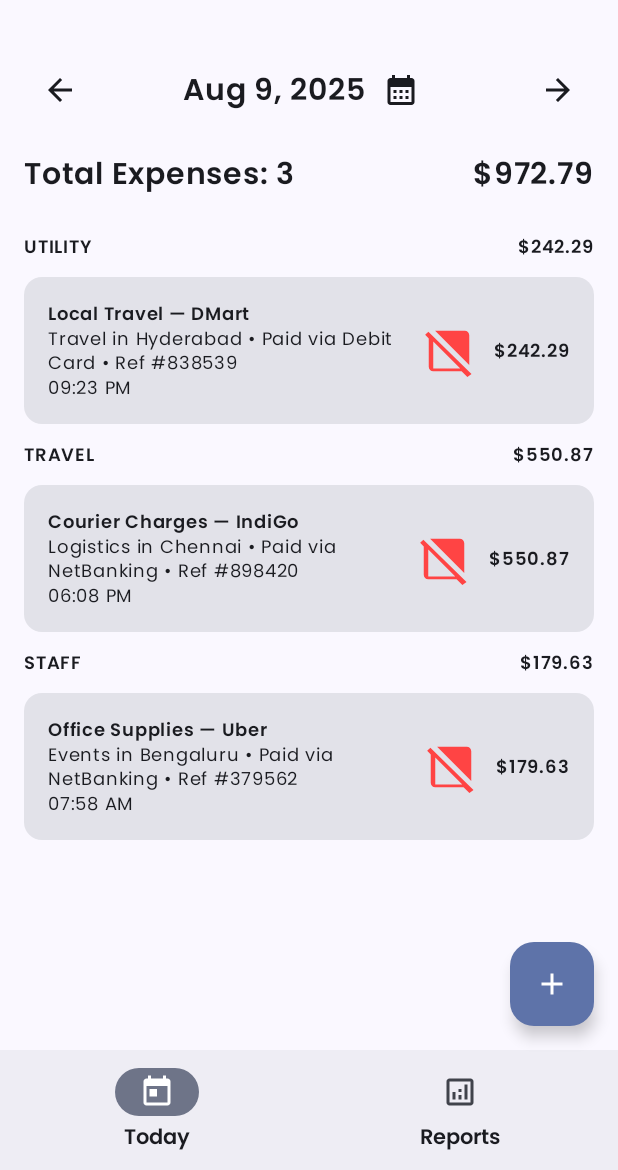
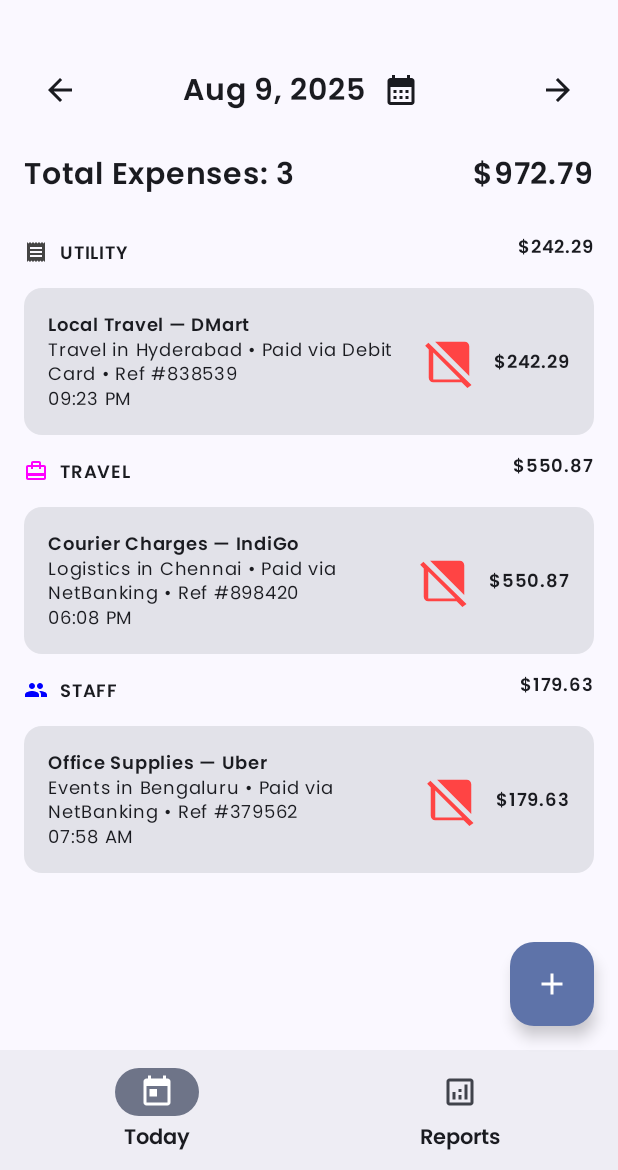
Before and after one commit to DarshReddy/Zospend, an Android app built with Jetpack Compose: the screen it shows after launch (MainActivity), after a tap on "Previous Day", on a phone screen of 412 x 824 dp, the part 66-1236 px from its top. Run offline under Robolectric (Android 15) with nearby library versions, the phone set to English and light mode, and no system bars; our stand-ins replace Room's generated code; pictures from the network do not load.

Commit message:
feat: Enhance ReportScreen with Line Chart and Category Visualization
This commit introduces several UI and data representation improvements, primarily on the `ReportScreen`:

**ReportScreen:**
- Replaces the `DailyBarChart` with a new `FilledLineChart` for visualizing daily total expenses.
- The `FilledLineChart` displays data points, a connecting line, and a filled area beneath the line with a gradient.
- X-axis labels now show dates in "d MMM" format (e.g., "7 Jul").
- Y-axis displays expense amounts, with customizable intervals.
- Category icons in the "Category Totals" section now use their respective `category.color`.
- Updated `ReportUiState` to include `dailyCategoryTotals` for more granular expense tracking.
- The `isEmpty` check for the screen now considers `dailyCategoryTotals`.

**ExpenseListScreen:**
- Category items now display their respective icons with their `category.color`.
- "Uncategorized" items will not display an icon.

**Components.kt:**
- Added a new `FilledLineChart` composable:
    - Takes a list of `Pair<String, Int?>` for data, `maxYCount`, and `yInterval`.
    - Renders a line chart with a filled area below the line.
    - Includes logic for drawing X and Y axis labels, the graph line, and points on the line.

**Category.kt:**
- Added a `color: Color` property to the `Category` enum, allowing each category to have a distinct color.

```diff
--- a/app/src/main/java/com/assignment/zospend/domain/model/Category.kt
+++ b/app/src/main/java/com/assignment/zospend/domain/model/Category.kt
@@ -5,11 +5,12 @@ import androidx.compose.material.icons.filled.CardTravel
 import androidx.compose.material.icons.filled.Fastfood
 import androidx.compose.material.icons.filled.Group
 import androidx.compose.material.icons.filled.Receipt
+import androidx.compose.ui.graphics.Color
 import androidx.compose.ui.graphics.vector.ImageVector
 
-enum class Category(val icon: ImageVector) {
-    STAFF(Icons.Default.Group),
-    TRAVEL(Icons.Default.CardTravel),
-    FOOD(Icons.Default.Fastfood),
-    UTILITY(Icons.Default.Receipt)
+enum class Category(val icon: ImageVector, val color: Color) {
+    STAFF(Icons.Default.Group, Color.Blue),
+    TRAVEL(Icons.Default.CardTravel, Color.Magenta),
+    FOOD(Icons.Default.Fastfood, Color.Red),
+    UTILITY(Icons.Default.Receipt, Color.DarkGray)
 }
--- a/app/src/main/java/com/assignment/zospend/ui/list/ExpenseListScreen.kt
+++ b/app/src/main/java/com/assignment/zospend/ui/list/ExpenseListScreen.kt
@@ -260,7 +260,22 @@ private fun CategoryHeader(category: Category?, totalAmount: Long) {
             .padding(vertical = 8.dp),
         horizontalArrangement = Arrangement.SpaceBetween
     ) {
-        TitleSmall(text = category?.name ?: "Uncategorized")
+        Row(verticalAlignment = Alignment.CenterVertically) {
+            if (category != null) {
+                Icon(
+                    imageVector = category.icon,
+                    contentDescription = stringResource(
+                        id = R.string.category_icon_content_description,
+                        category.name
+                    ),
+                    modifier = Modifier
+                        .size(24.dp)
+                        .padding(end = 8.dp),
+                    tint = category.color
+                )
+            }
+            TitleSmall(text = category?.name ?: "Uncategorized")
+        }
         TitleSmall(
             text = NumberFormat.getCurrencyInstance(LocalConfiguration.current.locales[0])
                 .format(totalAmount / 100.0)
--- a/app/src/main/java/com/assignment/zospend/ui/report/ReportViewModel.kt
+++ b/app/src/main/java/com/assignment/zospend/ui/report/ReportViewModel.kt
@@ -16,6 +16,7 @@ import java.time.temporal.ChronoUnit
 
 data class ReportUiState(
     val dailyTotals: List<DailyTotal> = emptyList(),
+    val dailyCategoryTotals: Map<LocalDate, Map<Category, Long>> = emptyMap(),
     val categoryTotals: Map<Category, Long> = emptyMap(),
     val last7DaysTotal: Long = 0L,
     val isLoading: Boolean = false
@@ -42,6 +43,14 @@ class ReportViewModel(application: Application) : AndroidViewModel(application)
                 .groupBy { it.createdAt.atZone(ZoneId.systemDefault()).toLocalDate() }
                 .mapValues { (_, expenses) -> expenses.sumOf { it.amount } }
 
+            val dailyCategoryTotalsMap = recentExpenses
+                .groupBy { it.createdAt.atZone(ZoneId.systemDefault()).toLocalDate() }
+                .mapValues { (_, expenses) ->
+                    expenses
+                        .groupBy { it.category }
+                        .mapValues { (category, expenses) -> expenses.sumOf { it.amount } }
+                }
+
             val dailyTotals = last7Days.map { date ->
                 DailyTotal(date, dailyTotalsMap[date] ?: 0L)
             }.reversed() // Reverse to have the oldest day first for charting
@@ -55,6 +64,7 @@ class ReportViewModel(application: Application) : AndroidViewModel(application)
 
             ReportUiState(
                 dailyTotals = dailyTotals,
+                dailyCategoryTotals = dailyCategoryTotalsMap,
                 categoryTotals = categoryTotals,
                 last7DaysTotal = last7DaysTotal,
                 isLoading = false
```
Also changed, not shown: app/src/main/java/com/assignment/zospend/ui/components/Components.kt (+127 -0 lines), app/src/main/java/com/assignment/zospend/ui/report/ReportScreen.kt (+14 -47 lines).
